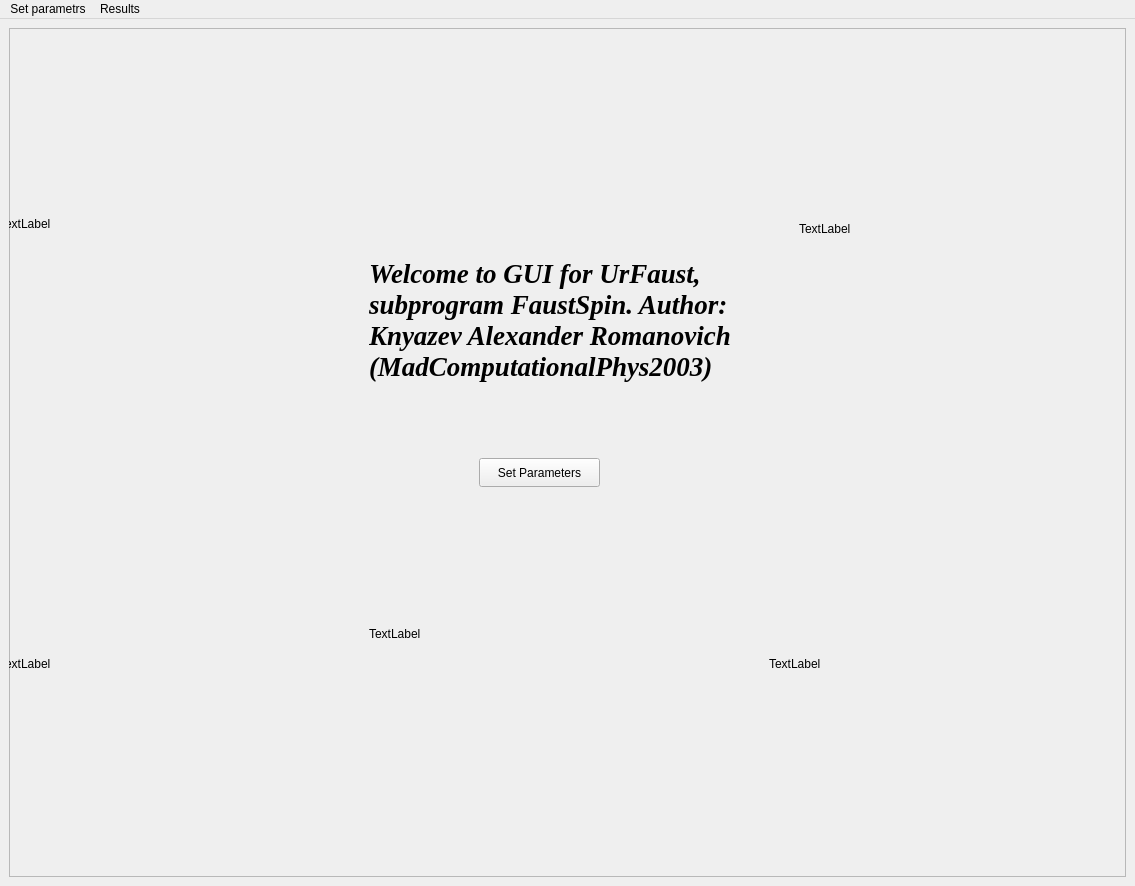
Old version of the form FaustSpin/UrFaustGUI_TEST_1/main_window_1.ui in the repository MadComputationalPhys2003/Progect_Gonchar.
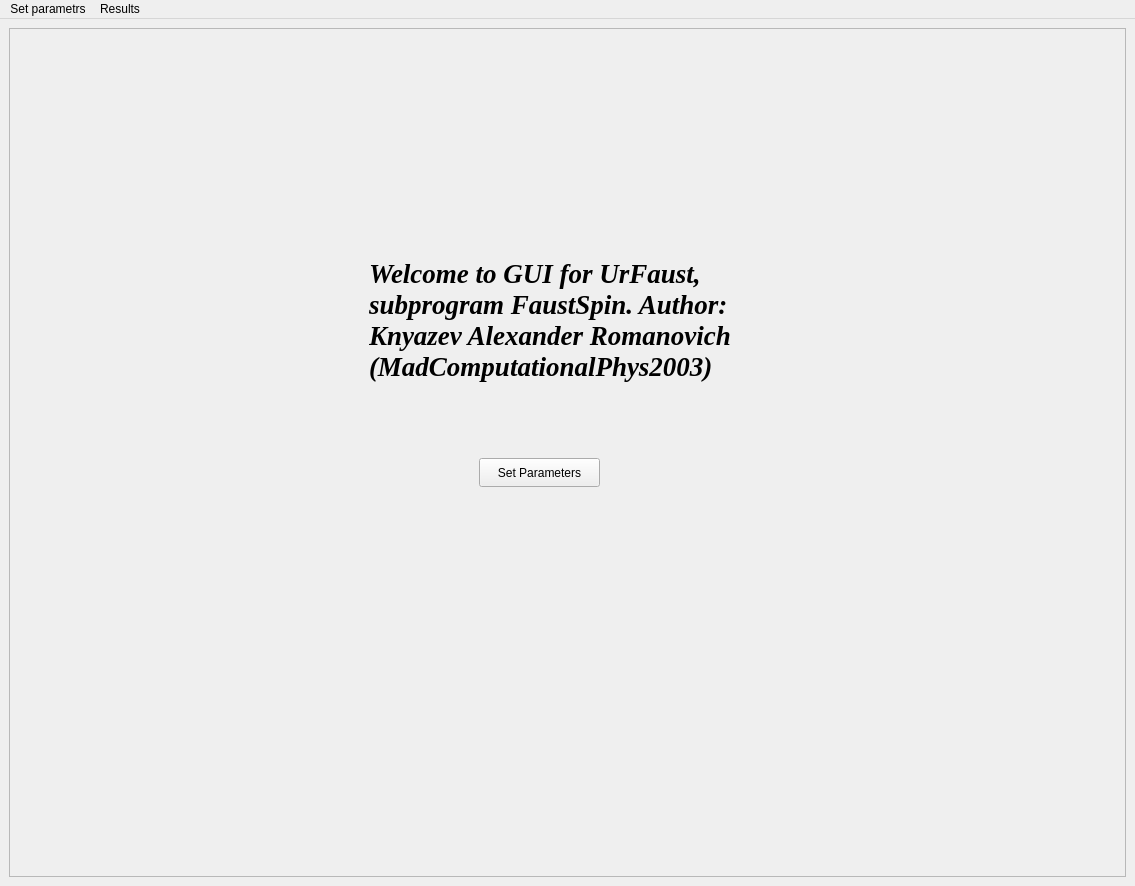
New version of the form.

The edit to the form file:
```diff
--- a/FaustSpin/UrFaustGUI_TEST_1/main_window_1.ui
+++ b/FaustSpin/UrFaustGUI_TEST_1/main_window_1.ui
@@ -65,71 +65,6 @@
         <bool>true</bool>
        </property>
       </widget>
-      <widget class="QLabel" name="catLabel1">
-       <property name="geometry">
-        <rect>
-         <x>-10</x>
-         <y>-10</y>
-         <width>351</width>
-         <height>411</height>
-        </rect>
-       </property>
-       <property name="text">
-        <string>TextLabel</string>
-       </property>
-      </widget>
-      <widget class="QLabel" name="catLabel2">
-       <property name="geometry">
-        <rect>
-         <x>-10</x>
-         <y>430</y>
-         <width>351</width>
-         <height>411</height>
-        </rect>
-       </property>
-       <property name="text">
-        <string>TextLabel</string>
-       </property>
-      </widget>
-      <widget class="QLabel" name="catLabel3">
-       <property name="geometry">
-        <rect>
-         <x>360</x>
-         <y>400</y>
-         <width>351</width>
-         <height>411</height>
-        </rect>
-       </property>
-       <property name="text">
-        <string>TextLabel</string>
-       </property>
-      </widget>
-      <widget class="QLabel" name="catLabel4">
-       <property name="geometry">
-        <rect>
-         <x>760</x>
-         <y>430</y>
-         <width>351</width>
-         <height>411</height>
-        </rect>
-       </property>
-       <property name="text">
-        <string>TextLabel</string>
-       </property>
-      </widget>
-      <widget class="QLabel" name="catLabel5">
-       <property name="geometry">
-        <rect>
-         <x>790</x>
-         <y>-10</y>
-         <width>331</width>
-         <height>421</height>
-        </rect>
-       </property>
-       <property name="text">
-        <string>TextLabel</string>
-       </property>
-      </widget>
       <widget class="QPushButton" name="setParametersButton">
        <property name="geometry">
         <rect>
```
